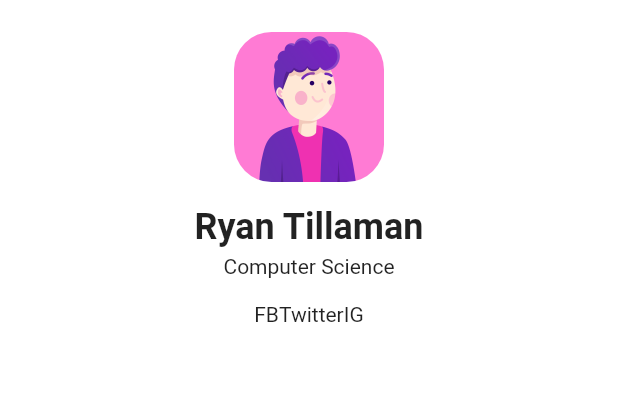
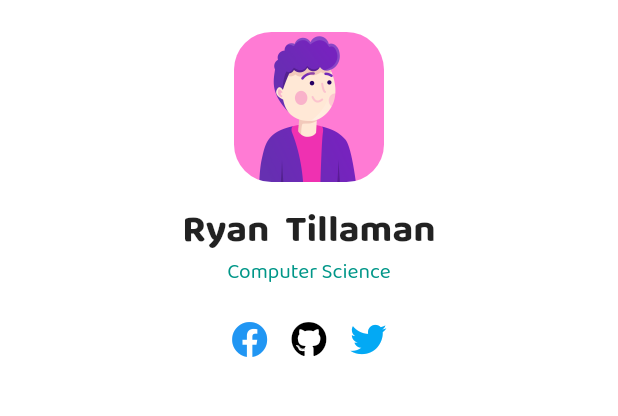
Before and after one commit to yell66w/profile-ui, a Flutter app: the screen it shows after launch, on a phone screen of 412 x 824 dp, the part 64-480 px from its top. Run offline on Flutter 3.47's test engine with Material 2 defaults, Android fonts, the phone set to English and light mode, and no system bars; our stand-ins replace font_awesome_flutter.

Commit message:
added custom font

```diff
--- a/lib/main.dart
+++ b/lib/main.dart
@@ -1,5 +1,6 @@
 import 'package:flutter/material.dart';
 import 'package:flutter/widgets.dart';
+import 'package:font_awesome_flutter/font_awesome_flutter.dart';
 
 void main() {
   runApp(const Profile());
@@ -11,6 +12,7 @@ class Profile extends StatelessWidget {
   @override
   Widget build(BuildContext context) {
     return MaterialApp(
+      theme: ThemeData(fontFamily: 'BalooChettan2'),
       debugShowCheckedModeBanner: false,
       title: "Profile",
       home: Scaffold(
@@ -30,37 +32,57 @@ class Profile extends StatelessWidget {
                     ClipRRect(
                       borderRadius: BorderRadius.circular(25.0),
                       child: const Image(
-                        image: AssetImage("assets/profile.png"),
+                        image: AssetImage("assets/images/profile.png"),
                         height: 100.0,
                         width: 100.0,
                         fit: BoxFit.cover,
                       ),
                     ),
                     const SizedBox(
-                      height: 16,
+                      height: 12,
                     ),
                     Container(
                       margin: const EdgeInsets.only(bottom: 16),
                       child: Column(
-                        children: const [
+                        children: [
+                          const Text(
+                            "Ryan  Tillaman",
+                            style: TextStyle(
+                              fontWeight: FontWeight.w700,
+                              fontSize: 26,
+                            ),
+                          ),
                           Text(
-                            "Ryan Tillaman",
-                            style: TextStyle(
-                                fontWeight: FontWeight.bold, fontSize: 24),
-                          ),
-                          SizedBox(
-                            height: 4,
-                          ),
-                          Text("Computer Science")
+                            "Computer Science",
+                            style: TextStyle(color: Colors.teal[500]),
+                          )
                         ],
                       ),
                     ),
                     Row(
                       mainAxisAlignment: MainAxisAlignment.center,
-                      children: const [
-                        Text("FB"),
-                        Text("Twitter"),
-                        Text("IG"),
+                      children: [
+                        const Padding(
+                          padding: EdgeInsets.all(8.0),
+                          child: FaIcon(
+                            FontAwesomeIcons.facebook,
+                            color: Colors.blue,
+                          ),
+                        ),
+                        Container(
+                          padding: const EdgeInsets.all(8.0),
+                          child: const FaIcon(
+                            FontAwesomeIcons.github,
+                            color: Colors.black,
+                          ),
+                        ),
+                        const Padding(
+                          padding: EdgeInsets.all(8.0),
+                          child: FaIcon(
+                            FontAwesomeIcons.twitter,
+                            color: Colors.lightBlue,
+                          ),
+                        )
                       ],
                     ),
                   ],
```
Also changed, not shown: pubspec.yaml (+15 -6 lines), assets/fonts/BalooChettan2-Bold.ttf (added), assets/fonts/BalooChettan2-ExtraBold.ttf (added), assets/fonts/BalooChettan2-Medium.ttf (added), assets/fonts/BalooChettan2-Regular.ttf (added), assets/fonts/BalooChettan2-SemiBold.ttf (added), assets/images/profile.png (renamed from assets/profile.png), pubspec.lock.
